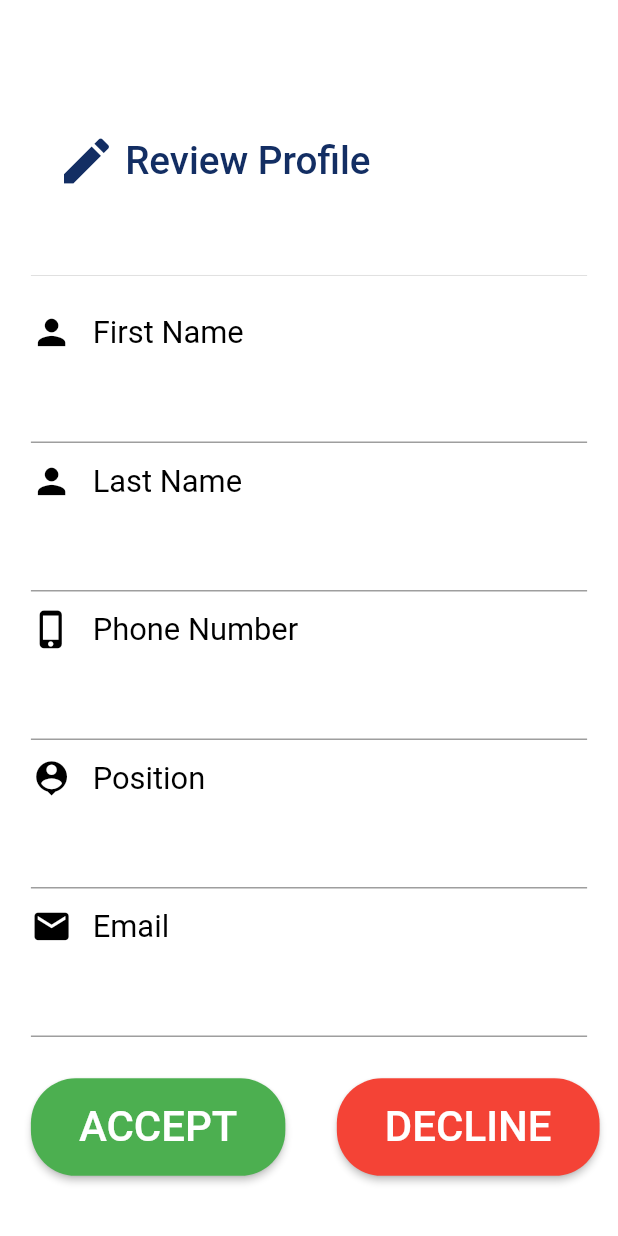
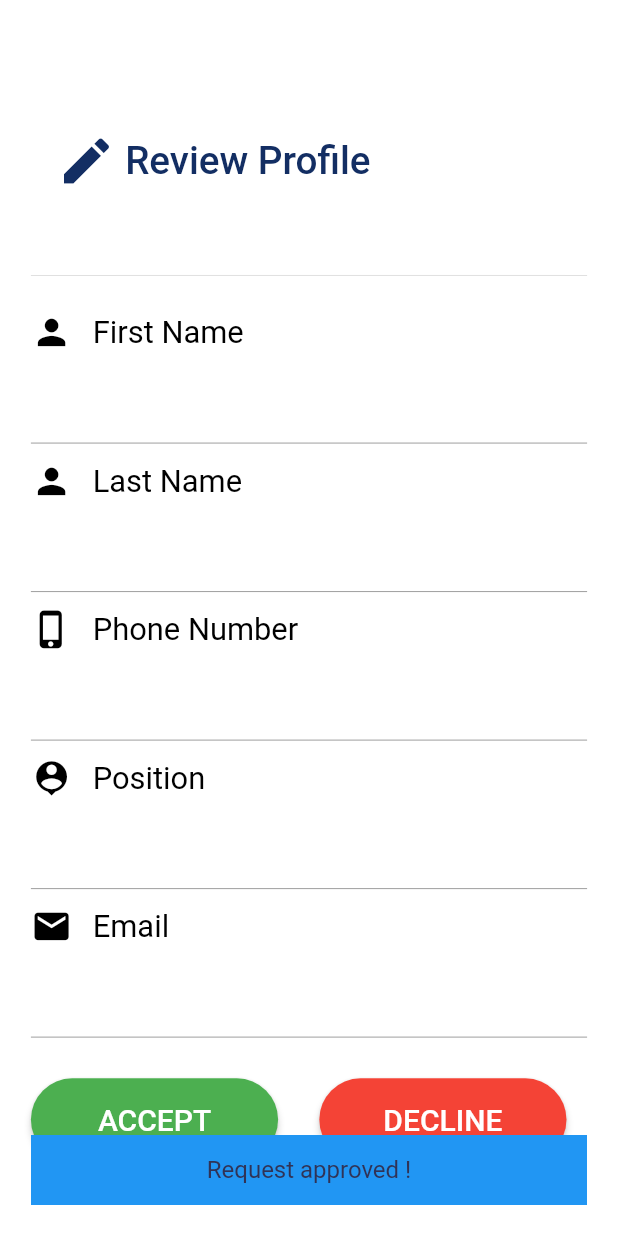
Before and after one commit to Andrew-Baher/Benfits, a Flutter app: the PendingRequestsApprovals screen opened directly with empty values, after a tap on "ACCEPT", on a phone screen of 412 x 824 dp. Run offline on Flutter 3.47's test engine with Material 2 defaults, Android fonts, the phone set to English and light mode, and no system bars; our stand-ins replace carousel_pro, firebase_database, firebase_storage, image_picker; accounts and stored records are empty; Roboto replaces fonts that are missing (WorkSansBold, WorkSansSemiBold).

Commit message:
Integration of PendingRequestsApprovals with firebase

```diff
--- a/lib/ui/PendingRequestsApprovals.dart
+++ b/lib/ui/PendingRequestsApprovals.dart
@@ -1,14 +1,18 @@
-import 'dart:convert';
-
 import 'package:employees_benefits/models/Employee.dart';
 import 'package:employees_benefits/style/theme.dart' as Theme;
 import 'package:firebase_database/firebase_database.dart';
 import 'package:flutter/cupertino.dart';
 import 'package:flutter/material.dart';
 import 'package:flutter/services.dart';
+
 import '../main.dart';
 import 'MainApp.dart';
+import 'PendingRequests.dart';
 
+Employee employee;
+String pendingEmployeeCompanyID;
+
+// ignore: must_be_immutable
 class PendingRequestsApprovals extends StatefulWidget {
   Employee pendingEmployee;
 
@@ -22,6 +26,7 @@ class PendingRequestsApprovals extends StatefulWidget {
 }
 
 class _PendingRequestsApprovalsState extends State<PendingRequestsApprovals> {
+
   final DBRef = FirebaseDatabase.instance.reference();
   Employee emp = mainEmployee;
 
@@ -99,6 +104,7 @@ class _PendingRequestsApprovalsState extends State<PendingRequestsApprovals> {
                     height: MediaQuery.of(context).size.height / 70,
                   ),
                   TextField(
+                    enabled: false,
                     controller: editedFirstNameController,
                     keyboardType: TextInputType.text,
                     textCapitalization: TextCapitalization.words,
@@ -147,6 +153,7 @@ class _PendingRequestsApprovalsState extends State<PendingRequestsApprovals> {
                     height: MediaQuery.of(context).size.height / 70,
                   ),
                   TextField(
+                    enabled: false,
                     controller: editedLastNameController,
                     keyboardType: TextInputType.text,
                     textCapitalization: TextCapitalization.words,
@@ -194,6 +201,7 @@ class _PendingRequestsApprovalsState extends State<PendingRequestsApprovals> {
                     height: MediaQuery.of(context).size.height / 70,
                   ),
                   TextField(
+                    enabled: false,
                     controller: editedPhoneController,
                     keyboardType: TextInputType.emailAddress,
                     textCapitalization: TextCapitalization.words,
@@ -242,6 +250,7 @@ class _PendingRequestsApprovalsState extends State<PendingRequestsApprovals> {
                     height: MediaQuery.of(context).size.height / 70,
                   ),
                   TextField(
+                    enabled: false,
                     controller: editedPositionController,
                     keyboardType: TextInputType.emailAddress,
                     textCapitalization: TextCapitalization.words,
@@ -290,6 +299,7 @@ class _PendingRequestsApprovalsState extends State<PendingRequestsApprovals> {
                     height: MediaQuery.of(context).size.height / 70,
                   ),
                   TextField(
+                    enabled: false,
                     controller: editedEmailController,
                     keyboardType: TextInputType.emailAddress,
                     textCapitalization: TextCapitalization.words,
@@ -323,23 +333,20 @@ class _PendingRequestsApprovalsState extends State<PendingRequestsApprovals> {
                     splashColor: Theme.Colors.loginGradientStart,
                     color: Colors.green,
                     minWidth: MediaQuery.of(context).size.width / 2.5,
-                    height: MediaQuery.of(context).size.height / 30,
                     child: Padding(
                       padding: const EdgeInsets.all(16.0),
                       child: Text(
                         "ACCEPT",
                         style: TextStyle(
                             color: Colors.white,
-                            fontSize: 28.0,
+                            fontSize: 20,
                             fontFamily: "WorkSansBold"),
                       ),
                     ),
-                    onPressed: () {
-                      print('ay 7aga');
-                    },
+                    onPressed: _onAcceptButtonPressed
                   ),
                   SizedBox(
-                    width: MediaQuery.of(context).size.width / 12,
+                    width: MediaQuery.of(context).size.width / 15,
                   ),
                   MaterialButton(
                     shape: RoundedRectangleBorder(
@@ -356,13 +363,11 @@ class _PendingRequestsApprovalsState extends State<PendingRequestsApprovals> {
                         "DECLINE",
                         style: TextStyle(
                             color: Colors.white,
-                            fontSize: 28.0,
+                            fontSize: 20,
                             fontFamily: "WorkSansBold"),
                       ),
                     ),
-                    onPressed: () {
-                      print('ay 7aga');
-                    },
+                    onPressed: _onDeclineButtonPressed
                   ),
                 ],
               ),
@@ -376,41 +381,36 @@ class _PendingRequestsApprovalsState extends State<PendingRequestsApprovals> {
   @override
   initState() {
     super.initState();
-
-    Employee employee = widget.pendingEmployee;
+    employee = widget.pendingEmployee;
 
     //Initialize TextFields with the employee's data
-    editedFirstNameController.text = employee.employeeFirstName;
-    editedLastNameController.text = employee.employeeLastName;
-    editedPhoneController.text = employee.employeePhoneNumber;
-    editedEmailController.text = employee.employeeEmail;
-    editedPositionController.text = employee.employeePosition;
+    editedFirstNameController.text  = employee.employeeFirstName;
+    editedLastNameController.text   = employee.employeeLastName;
+    editedPhoneController.text      = employee.employeePhoneNumber;
+    editedEmailController.text      = employee.employeeEmail;
+    editedPositionController.text   = employee.employeePosition;
   }
 
-  /*void _onSaveButtonPressed() async {
-    String firstName = editedFirstNameController.text;
-    String lastName = editedLastNameController.text;
-    String email = editedEmailController.text;
-    String password = editedPasswordController.text;
-    String phoneNo = editedPhoneController.text;
-    String position = editedPositionController.text;
+  void _onAcceptButtonPressed() async {
 
-    DBRef.child('employees').child(mainEmployeeCompanyID).update({
-      "employeeFirstName": firstName,
-      "employeeLastName": lastName,
-      "employeePhoneNumber": phoneNo,
-      "employeeEmail": email,
-      "employeePassword": password,
-      "employeePosition": position,
-      "employeeAuthority": 'User',
-      "employeeApprovalStatus": false
-    });
+    DBRef.child('employees').child(employee.employeeCompanyID).update({'employeeApprovalStatus':true});
 
-    showInSnackBar('Data saved successfully !');
+    showInSnackBar('Request approved !');
     await Future.delayed(const Duration(seconds: 2), () {});
     Navigator.of(context)
-        .push(MaterialPageRoute(builder: (context) => MainApplication()));
-  }*/
+        .push(MaterialPageRoute(builder: (context) => PendingRequests()));
+  }
+
+  void _onDeclineButtonPressed() async {
+
+    DBRef.child('employees').child(employee.employeeCompanyID).remove();
+
+    showInSnackBar('Request declined !');
+    await Future.delayed(const Duration(seconds: 2), () {});
+    Navigator.of(context)
+        .push(MaterialPageRoute(builder: (context) => PendingRequests()));
+
+  }
 
   void showInSnackBar(String value) {
     FocusScope.of(context).requestFocus(new FocusNode());
```
